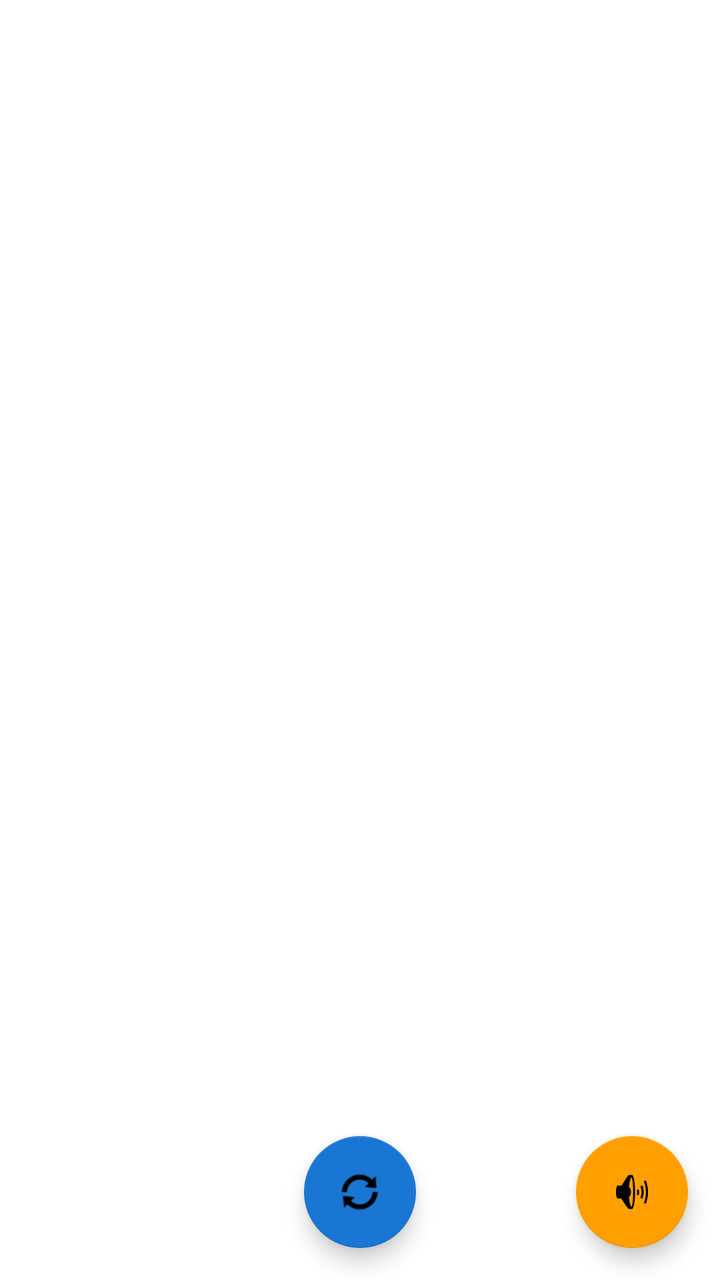
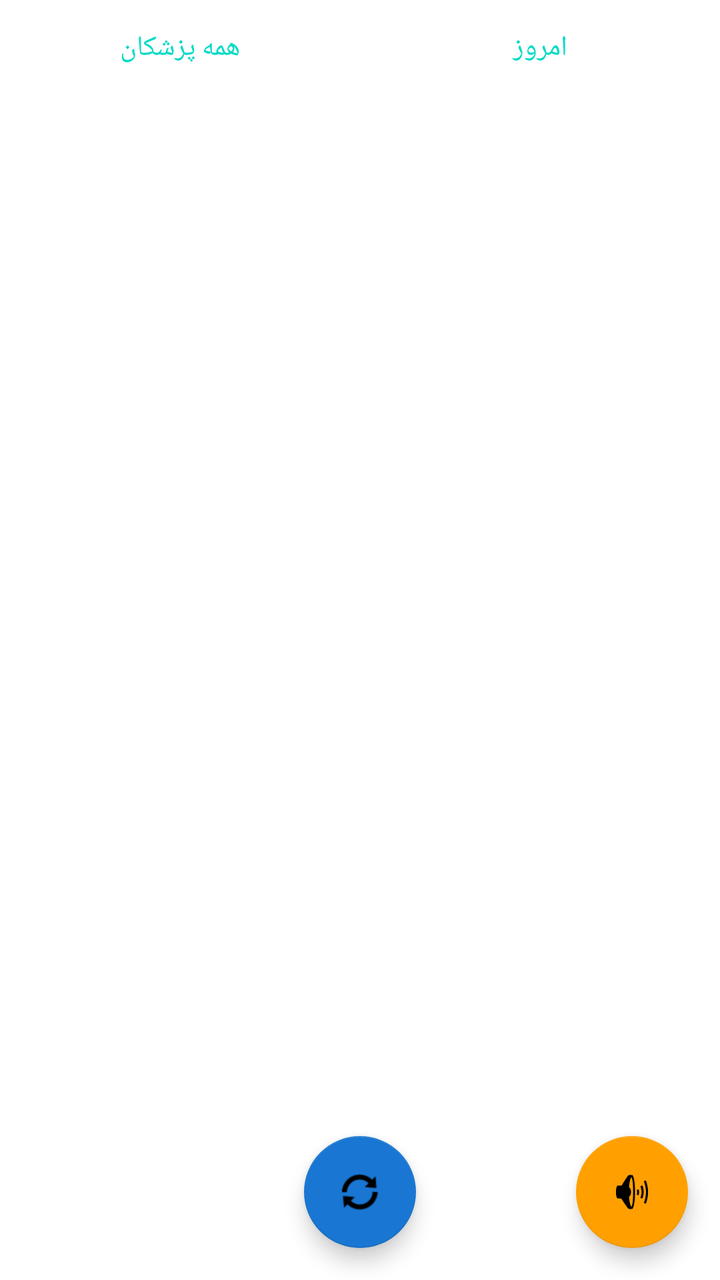

Screens rendered from an Android XML layout before and after an edit, with the pre-edit source and the edit as a unified diff.
<!-- AndroidManifest.xml: application theme AppTheme -->
<!-- res/layout/activity_main.xml -->
<?xml version="1.0" encoding="utf-8"?>
<androidx.coordinatorlayout.widget.CoordinatorLayout xmlns:android="http://schemas.android.com/apk/res/android"
    xmlns:app="http://schemas.android.com/apk/res-auto"
    android:layout_width="match_parent"
    android:layout_height="match_parent">

    <RelativeLayout
        android:layout_width="match_parent"
        android:layout_height="match_parent">

        <ProgressBar
            android:id="@+id/progress_bar"
            android:layout_width="wrap_content"
            android:layout_height="wrap_content"
            android:layout_centerInParent="true" />

        <androidx.recyclerview.widget.RecyclerView
            android:id="@+id/recycler_doctors"
            android:layout_width="match_parent"
            android:layout_height="match_parent"
            android:clipToPadding="false"
            android:padding="8dp" />
    </RelativeLayout>

    
    <com.google.android.material.floatingactionbutton.FloatingActionButton
        android:id="@+id/fab_refresh"
        android:layout_width="wrap_content"
        android:layout_height="wrap_content"
        android:layout_gravity="bottom|center_horizontal"
        android:layout_margin="16dp"
        android:contentDescription="بروزرسانی"
        app:srcCompat="@android:drawable/ic_popup_sync"
        app:backgroundTint="#1976D2" />

    
    <com.google.android.material.floatingactionbutton.FloatingActionButton
        android:id="@+id/fab_speaker"
        android:layout_width="wrap_content"
        android:layout_height="wrap_content"
        android:layout_gravity="bottom|end"
        android:layout_margin="16dp"
        android:contentDescription="پیام‌ها"
        app:srcCompat="@android:drawable/ic_lock_silent_mode_off"
        app:backgroundTint="#FFA000"
        android:scaleX="1.0"
        android:scaleY="1.0" />
</androidx.coordinatorlayout.widget.CoordinatorLayout>
<!-- resources referenced by this layout -->
<resources>
  <style name="AppTheme" parent="Theme.MaterialComponents.Light.NoActionBar">
      </style>
</resources>

<!-- the commit's change to res/layout/activity_main.xml (unified diff, before → after) -->
@@ -4,25 +4,54 @@
     android:layout_width="match_parent"
     android:layout_height="match_parent">
 
-    <RelativeLayout
+    <LinearLayout
         android:layout_width="match_parent"
-        android:layout_height="match_parent">
+        android:layout_height="match_parent"
+        android:orientation="vertical">
 
-        <ProgressBar
-            android:id="@+id/progress_bar"
-            android:layout_width="wrap_content"
+        
+        <LinearLayout
+            android:layout_width="match_parent"
             android:layout_height="wrap_content"
-            android:layout_centerInParent="true" />
+            android:orientation="horizontal"
+            android:gravity="center">
 
-        <androidx.recyclerview.widget.RecyclerView
-            android:id="@+id/recycler_doctors"
+            <Button
+                android:id="@+id/btn_all"
+                android:layout_width="0dp"
+                android:layout_weight="1"
+                android:layout_height="wrap_content"
+                android:text="همه پزشکان"
+                style="@style/Widget.AppCompat.Button.Borderless.Colored" />
+
+            <Button
+                android:id="@+id/btn_today"
+                android:layout_width="0dp"
+                android:layout_weight="1"
+                android:layout_height="wrap_content"
+                android:text="امروز"
+                style="@style/Widget.AppCompat.Button.Borderless.Colored" />
+        </LinearLayout>
+
+        <FrameLayout
             android:layout_width="match_parent"
-            android:layout_height="match_parent"
-            android:clipToPadding="false"
-            android:padding="8dp" />
-    </RelativeLayout>
+            android:layout_height="match_parent">
 
-    
+            <ProgressBar
+                android:id="@+id/progress_bar"
+                android:layout_width="wrap_content"
+                android:layout_height="wrap_content"
+                android:layout_gravity="center" />
+
+            <androidx.recyclerview.widget.RecyclerView
+                android:id="@+id/recycler_doctors"
+                android:layout_width="match_parent"
+                android:layout_height="match_parent"
+                android:clipToPadding="false"
+                android:padding="8dp" />
+        </FrameLayout>
+    </LinearLayout>
+
     <com.google.android.material.floatingactionbutton.FloatingActionButton
         android:id="@+id/fab_refresh"
         android:layout_width="wrap_content"
@@ -33,7 +62,6 @@
         app:srcCompat="@android:drawable/ic_popup_sync"
         app:backgroundTint="#1976D2" />
 
-    
     <com.google.android.material.floatingactionbutton.FloatingActionButton
         android:id="@+id/fab_speaker"
         android:layout_width="wrap_content"
@@ -42,7 +70,5 @@
         android:layout_margin="16dp"
         android:contentDescription="پیام‌ها"
         app:srcCompat="@android:drawable/ic_lock_silent_mode_off"
-        app:backgroundTint="#FFA000"
-        android:scaleX="1.0"
-        android:scaleY="1.0" />
+        app:backgroundTint="#FFA000" />
 </androidx.coordinatorlayout.widget.CoordinatorLayout>
